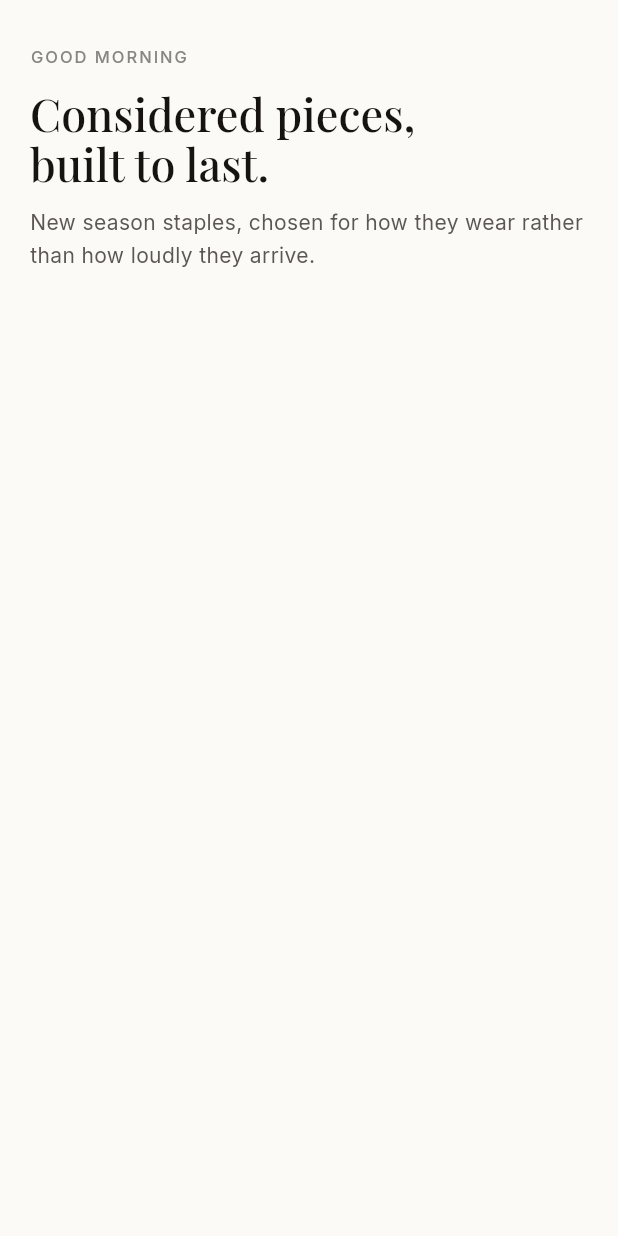
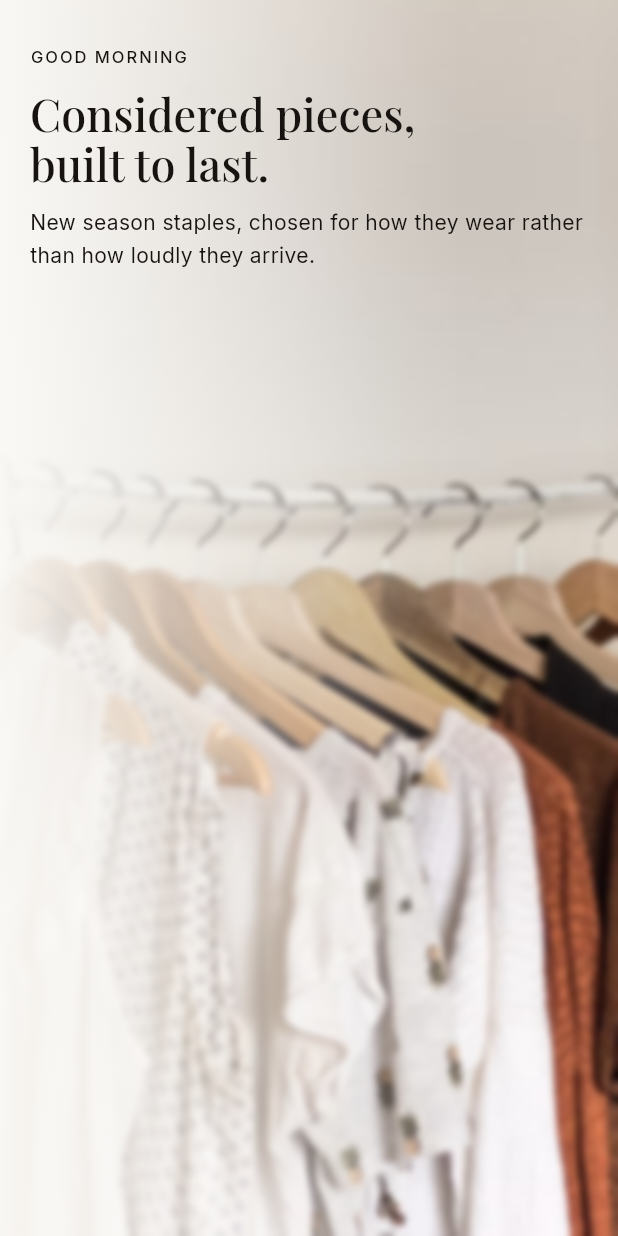
Before and after one commit to diyalalalalala/urbanthread, a Flutter app: the HomeHero widget shown alone on an empty page, opened directly, on a phone screen of 412 x 824 dp. Run offline on Flutter 3.47's test engine with Material 3 defaults, Android fonts, the phone set to English and light mode, and no system bars; our stand-ins replace cached_network_image, connectivity_plus, dio, equatable, flutter_dotenv, flutter_riverpod and 10 more; accounts and stored records are empty; generated files the repository leaves out were written again; network calls fail.

Commit message:
home screen hero image background added

```diff
--- a/lib/core/theme/app_theme.dart
+++ b/lib/core/theme/app_theme.dart
@@ -1,4 +1,3 @@
-import 'package:flutter/cupertino.dart' show CupertinoPageTransitionsBuilder;
 import 'package:flutter/material.dart';
 import 'package:flutter/services.dart';
 
--- a/lib/features/home/presentation/widgets/home_hero.dart
+++ b/lib/features/home/presentation/widgets/home_hero.dart
@@ -1,3 +1,5 @@
+import 'dart:ui';
+
 import 'package:flutter/material.dart';
 
 import '../../../../core/extensions/context_extensions.dart';
@@ -6,10 +8,7 @@ import '../../../../core/theme/app_typography.dart';
 
 /// The block at the top of the storefront: a greeting and the season's line.
 ///
-/// Text-only, and that is deliberate. A full-bleed hero image is the single
-/// heaviest thing a landing screen can open with, and this app has to render
-/// on a cold cache with no connection — an editorial type treatment costs
-/// nothing to load and never shows a broken frame.
+/// Featuring a full-bleed hero image background.
 class HomeHero extends StatelessWidget {
   const HomeHero({super.key, this.userName, this.onShopAll});
 
@@ -37,7 +36,28 @@ class HomeHero extends StatelessWidget {
 
     return Container(
       width: double.infinity,
+      decoration: BoxDecoration(
         color: palette.surfaceRaised,
+        image: const DecorationImage(
+          image: AssetImage('assets/images/hero.jpg'),
+          fit: BoxFit.cover,
+        ),
+      ),
+      child: ClipRect(
+        child: BackdropFilter(
+          filter: ImageFilter.blur(sigmaX: 2.0, sigmaY: 2.0),
+          child: Container(
+            decoration: BoxDecoration(
+              gradient: LinearGradient(
+                begin: Alignment.centerLeft,
+                end: Alignment.centerRight,
+                colors: [
+                  palette.surfaceRaised.withValues(alpha: 0.95),
+                  palette.surfaceRaised.withValues(alpha: 0.0),
+                ],
+                stops: const [0.0, 0.75],
+              ),
+            ),
             padding: const EdgeInsets.fromLTRB(
               AppDimens.pageGutter,
               AppDimens.space32,
@@ -51,7 +71,7 @@ class HomeHero extends StatelessWidget {
                   firstName == null || firstName.isEmpty
                       ? greeting.toUpperCase()
                       : '$greeting, $firstName'.toUpperCase(),
-            style: AppTypography.eyebrow.copyWith(color: palette.inkSubtle),
+                  style: AppTypography.eyebrow.copyWith(color: palette.ink),
                 ),
                 const SizedBox(height: AppDimens.space16),
                 Text(
@@ -62,7 +82,7 @@ class HomeHero extends StatelessWidget {
                 Text(
                   'New season staples, chosen for how they wear rather than how '
                   'loudly they arrive.',
-            style: context.text.bodyMedium?.copyWith(color: palette.inkMuted),
+                  style: context.text.bodyMedium?.copyWith(color: palette.ink),
                 ),
                 if (onShopAll != null) ...[
                   const SizedBox(height: AppDimens.space24),
@@ -73,6 +93,9 @@ class HomeHero extends StatelessWidget {
                 ],
               ],
             ),
+          ),
+        ),
+      ),
     );
   }
 }
```
Also changed, not shown: pubspec.yaml (+38 -12 lines), assets/images/hero.jpg (added), lib/features/authentication/presentation/providers/auth_notifier.g.dart, lib/features/cart/presentation/providers/cart_notifier.g.dart, lib/features/categories/presentation/providers/categories_notifier.g.dart, lib/features/checkout/presentation/providers/checkout_notifier.g.dart, lib/features/home/presentation/providers/home_feed_notifier.g.dart, lib/features/notifications/presentation/providers/notifications_notifier.g.dart, lib/features/notifications/presentation/providers/unread_notification_count.g.dart, lib/features/orders/presentation/providers/orders_notifier.g.dart, lib/features/products/presentation/providers/product_detail_notifier.g.dart, lib/features/products/presentation/providers/product_list_notifier.g.dart, lib/features/products/presentation/providers/product_reviews_notifier.g.dart, lib/features/profile/presentation/providers/my_reviews_notifier.g.dart, 6 more files, 1 other file. Lines whose indentation alone changed are shown as unchanged.
